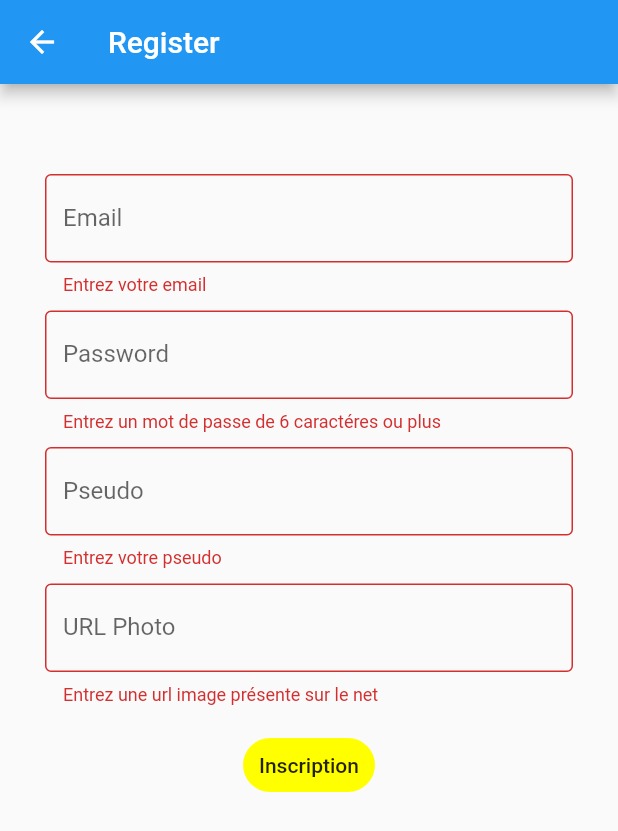
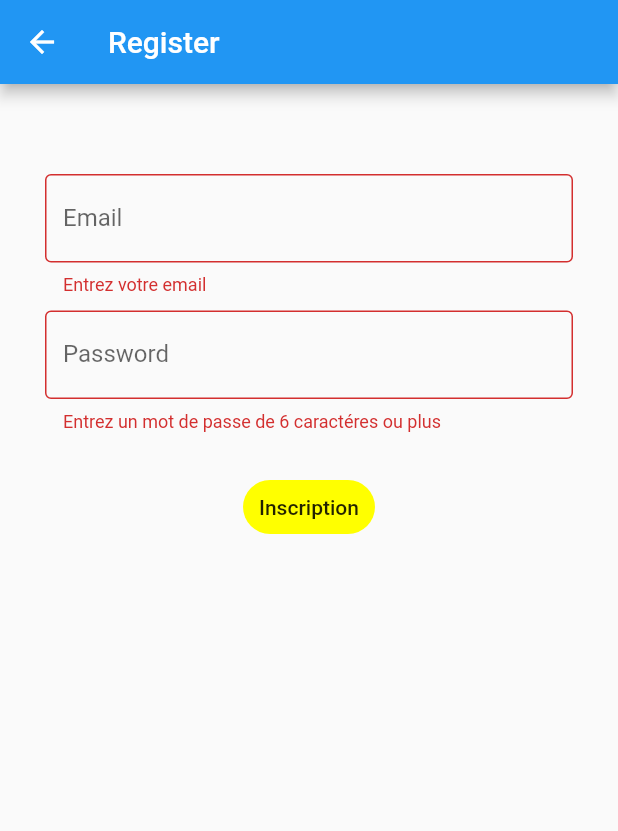
Before and after one commit to chiLinh0412/hackathon_project, a Flutter app: the Register screen opened directly, after a tap on "Inscription", on a phone screen of 412 x 824 dp. Shown: the top 831 px of the screen. Run offline on Flutter 3.47's test engine with Material 2 defaults, Android fonts, the phone set to English and light mode, and no system bars; our stand-ins replace cloud_firestore, firebase_auth, firebase_core, flutter_rating_bar, font_awesome_flutter, google_maps_flutter; missing offline and left inert: cupertino_date_textbox; accounts and stored records are empty.

Commit message:
retirer url image et pseudo que ne servait pas  de la creation de compte

```diff
--- a/lib/connectionUser/Register.dart
+++ b/lib/connectionUser/Register.dart
@@ -19,8 +19,7 @@ class _Register extends State<Register> {
   final _keyForm = GlobalKey<FormState>();
   String email = '';
   String password = '';
-  String pseudo = '';
-  String urlphoto = '';
+
 
   //Widget loadingWidget = Loading();
   bool loading = false;
@@ -63,22 +62,7 @@ class _Register extends State<Register> {
                   onChanged: (val) => password = val,
                 ),
                 SizedBox(height: 10.0),
-                TextFormField(
-                  decoration: InputDecoration(
-                      labelText: 'Pseudo', border: OutlineInputBorder()),
-                  validator: (val) =>
-                      val.isEmpty ? 'Entrez votre pseudo' : null,
-                  onChanged: (val) => pseudo = val,
-                ),
-                SizedBox(height: 10.0),
-                TextFormField(
-                  decoration: InputDecoration(
-                      labelText: 'URL Photo', border: OutlineInputBorder()),
-                  validator: (val) => val.isEmpty
-                      ? 'Entrez une url image présente sur le net'
-                      : null,
-                  onChanged: (val) => urlphoto = val,
-                ),
+
                 Text(error, style: TextStyle(color:Colors.red),),
                 FlatButton(
                   onPressed: () {
@@ -105,7 +89,7 @@ class _Register extends State<Register> {
       });
       try {
         await _auth
-            .registerEmail(email, password, pseudo, urlphoto);
+            .registerEmail(email, password);
         setState(() {
           loading = false;
           ajouterUser();
--- a/lib/service/Auth.dart
+++ b/lib/service/Auth.dart
@@ -8,12 +8,12 @@ class Auth {
   }
 
   Future registerEmail(
-      String email, String password, String pseudo, String url) async {
+      String email, String password) async {
       UserCredential res = await _firebaseAuth.createUserWithEmailAndPassword(
         email: email,
         password: password,
       );
-      res.user.updateProfile(displayName: pseudo, photoURL: url);
+
       signInEmail(res.user.email, password);
   }
 
```
Also changed, not shown: pubspec.lock.
